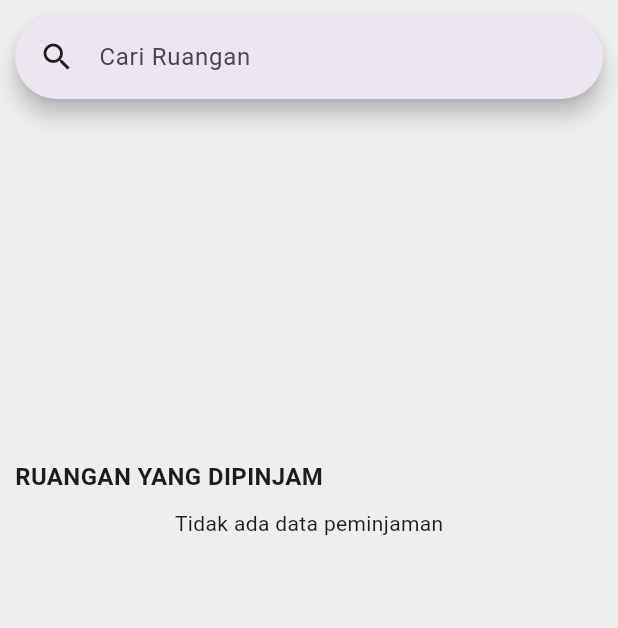
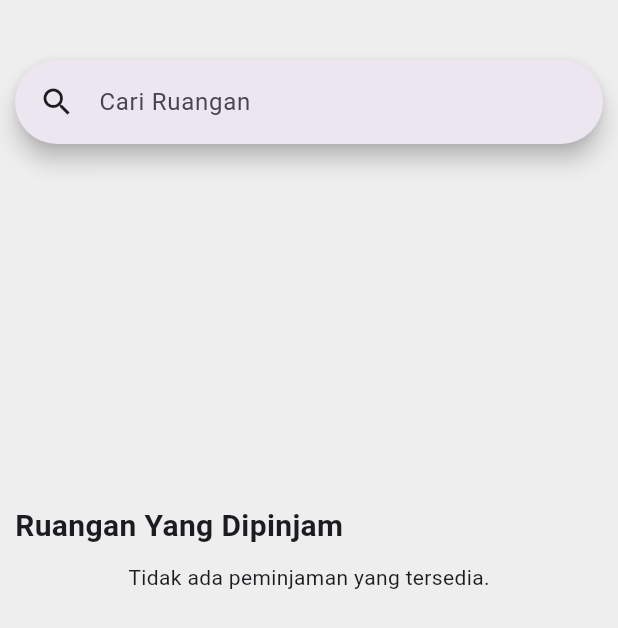
Before and after one commit to sipinjam/sipinjam, a Flutter app: the HomePage screen opened by its route, on a phone screen of 412 x 824 dp. Shown: the top 628 px of the screen. Run offline on Flutter 3.47's test engine with Material 3 defaults, Android fonts, the phone set to English and light mode, and no system bars; our stand-ins replace cached_network_image, flutter_riverpod, quickalert, retry, shared_preferences, table_calendar; missing offline and left inert: d_button, d_info, d_input, d_view; accounts and stored records are empty; network calls fail.

Commit message:
history home page

```diff
--- a/Flutter/lib/config/app_constant.dart
+++ b/Flutter/lib/config/app_constant.dart
@@ -6,7 +6,7 @@ import 'package:sipit_app/pages/dashboard/Profile/profile.dart';
 import 'package:sipit_app/pages/dashboard/Schedule/schedule.dart';
 
 class AppConstants {
-  static const _host = "http://192.168.18.124:8000";
+  static const _host = "http://192.168.1.5:8000";
 
   static const apiUrl = "$_host/api";
   static const baseUrl = "$apiUrl/routes";
--- a/Flutter/lib/models/peminjamanModel.dart
+++ b/Flutter/lib/models/peminjamanModel.dart
@@ -82,4 +82,9 @@ class PeminjamanModel {
         "nama_ormawa": namaOrmawa,
         "nama_lengkap": namaLengkap,
       };
+
+  @override
+  String toString() {
+    return 'PeminjamanModel(idPeminjam: $idPeminjam, namaKegiatan: $namaKegiatan, namaRuangan: $namaRuangan)';
+  }
 }
--- a/Flutter/lib/pages/dashboard/History/history.dart
+++ b/Flutter/lib/pages/dashboard/History/history.dart
@@ -43,7 +43,7 @@ class _HistoryState extends State<History> {
   }
 
   Future<void> _fetchHistoryData() async {
-    const baseUrl = '${AppConstants.baseUrl}/peminjaman.php/';
+    const baseUrl = '${AppConstants.baseUrl}/peminjaman.php';
     try {
       final peminjamData = await AppSession.getPeminjam();
       if (peminjamData == null || peminjamData.namaPeminjam.isEmpty) {
@@ -51,6 +51,7 @@ class _HistoryState extends State<History> {
       }
 
       final idPeminjamLogin = peminjamData.idOrmawa; // ID Ormawa yang login
+      print(idPeminjamLogin);
       final url =
           '$baseUrl?id_ormawa=$idPeminjamLogin'; // Filter berdasarkan ID Ormawa
 
@@ -101,7 +102,7 @@ class _HistoryState extends State<History> {
       ),
       backgroundColor: Colors.grey[200],
       body: _allHistoryData.isEmpty
-          ? const Center(child: CircularProgressIndicator())
+          ? const Center(child: Text('tidak ada kegiatan peminjaman'))
           : Column(
               children: [
                 Expanded(
--- a/Flutter/lib/pages/dashboard/Home/homePage.dart
+++ b/Flutter/lib/pages/dashboard/Home/homePage.dart
@@ -27,40 +27,55 @@ class HomePage extends StatefulWidget {
 }
 
 class _HomePageState extends State<HomePage> {
-  List<Map<String, dynamic>> gedungList = [];
   final GedungDatasource _gedungDatasource = GedungDatasource();
+  final RuanganDatasource _ruanganDatasource = RuanganDatasource();
+
   List<GedungModel?> _gedungs = [];
+  List<DaftarRuanganModel> _ruangans = [];
+  List<PeminjamanModel> bookingList = [];
+  List<PeminjamanModel> _filteredPeminjaman = [];
   String? gedungImage;
+  String? selectedRuangan;
+
+  TextEditingController searchController = TextEditingController();
   bool _isLoading = false;
-  final RuanganDatasource _ruanganDatasource = RuanganDatasource();
-  List<DaftarRuanganModel> _ruangans = [];
-  String? selectedRuangan;
-  List<PeminjamanModel> bookingList = [];
-  TextEditingController searchController = TextEditingController();
+  bool _isDisposed = false;
+
+  late Future<List<PeminjamanModel>?> bookingsFuture;
 
   @override
   void initState() {
     super.initState();
+    bookingsFuture = fetchBookings();
     fetchGedungs();
     getRuanganAPI();
-    fetchBookings();
+  }
+
+  @override
+  void dispose() {
+    _isDisposed = true;
+    searchController.dispose();
+    super.dispose();
   }
 
   Future<void> fetchGedungs() async {
     try {
       final gedungs = await _gedungDatasource.fetchGedungList();
+      if (!_isDisposed) {
         setState(() {
           _gedungs = gedungs;
           gedungImage = _gedungs.first!.fotoGedung.isNotEmpty == true
               ? "${AppConstants.apiUrl}${_gedungs.first!.fotoGedung.replaceAll("../../../api/", "/")}"
               : null;
-        print(_gedungs);
           _isLoading = false;
         });
+      }
     } catch (e) {
+      if (!_isDisposed) {
         setState(() {
           _isLoading = false;
         });
+      }
       print('Error: $e');
     }
   }
@@ -68,83 +83,74 @@ class _HomePageState extends State<HomePage> {
   Future<void> getRuanganAPI() async {
     try {
       final ruangans = await _ruanganDatasource.fetchRuanganNonRequired();
+      if (!_isDisposed) {
         setState(() {
           _ruangans = ruangans;
-        print(_ruangans);
         });
+      }
     } catch (e) {
       print(e);
     }
   }
 
-  Future<void> fetchBookings() async {
-  final baseUrl = '${AppConstants.baseUrl}/peminjaman.php'; // Pastikan URL benar
+  Future<List<PeminjamanModel>?> fetchBookings() async {
+    final baseUrl = '${AppConstants.baseUrl}/peminjaman.php';
     try {
-    // Ambil data peminjam dari sesi login
       final peminjamData = await AppSession.getPeminjam();
-
       if (peminjamData == null || peminjamData.idPeminjam == null) {
         throw Exception('Data peminjam tidak ditemukan.');
       }
 
       final idPeminjamLogin = peminjamData.idPeminjam;
+      print('id peminjam = $idPeminjamLogin');
 
       final response = await http.get(Uri.parse(baseUrl));
-
       if (response.statusCode == 200) {
         final data = json.decode(response.body);
-
-      if (data['status'] == 'success' && data['data'] != null) {
-        // Filter data berdasarkan id_peminjam
-        final filteredData = (data['data'] as List)
-            .where((item) => item['id_peminjam'] == idPeminjamLogin)
-            .map((item) => PeminjamanModel.fromJson(item))
+        final List<dynamic> peminjamanData = data['data'];
+        print('peminjaman: $peminjamanData');
+        _filteredPeminjaman = peminjamanData
+            .where((item) {
+              final tglPeminjaman = DateTime.tryParse(item['tgl_peminjaman']);
+              return item['id_peminjam'] == idPeminjamLogin &&
+                  item['nama_status'] != 'ditolak' &&
+                  tglPeminjaman!.isBefore(DateTime.now());
+            })
+            .map((json) => PeminjamanModel.fromJson(json))
             .toList();
-
-        setState(() {
-          bookingList = filteredData;
-        });
-      } else {
-        throw Exception('Data tidak ditemukan atau tidak valid.');
-      }
+        print('filtered data: $_filteredPeminjaman');
+        bookingList = _filteredPeminjaman;
+        return bookingList;
       } else {
         throw Exception(
             'Gagal memuat data. Kode status: ${response.statusCode}');
       }
     } catch (e) {
       print('Error fetching data: $e');
-    setState(() {
-      bookingList = [];
-    });
     }
-}
-
-
-  List<PeminjamanModel> getFilteredBookings() {
-    DateTime now = DateTime.now();
-    return bookingList.where((PeminjamanModel booking) {
-      return (booking.namaStatus == 'proses' || booking.namaStatus == 'disetujui') &&
-          now.isBefore(booking.tglPeminjaman.add(const Duration(days: 1)));
-    }).toList();
+    return [];
   }
 
   @override
   Widget build(BuildContext context) {
     return Scaffold(
-      body: ListView(
+      body: SingleChildScrollView(
+        child: Column(
           children: [
             Padding(
-            padding: const EdgeInsets.all(10),
+              padding: const EdgeInsets.fromLTRB(10, 40, 10, 10),
               child: Column(
                 crossAxisAlignment: CrossAxisAlignment.start,
                 children: [
+                  // Search bar
                   SearchAnchor.bar(
                     barHintText: 'Cari Ruangan',
                     suggestionsBuilder: (context, controller) {
                       final String input = controller.value.text.toLowerCase();
                       final suggestions = _ruangans.where((ruangan) {
-                        final label = ruangan.namaRuangan.toLowerCase();
-                        return label.contains(input);
+                        return ruangan.namaRuangan
+                            .toLowerCase()
+                            .contains(input);
                       }).toList();
                       return suggestions.map((filteredItem) {
                         return ListTile(
@@ -152,7 +158,6 @@ class _HomePageState extends State<HomePage> {
                           onTap: () {
                             setState(() {
                               selectedRuangan = filteredItem.namaRuangan;
-                              print(selectedRuangan);
                               Nav.push(
                                   context,
                                   detailRuanganPage(
@@ -161,15 +166,13 @@ class _HomePageState extends State<HomePage> {
                           },
                         );
                       }).toList();
-                    }),
+                    },
+                  ),
+                  const SizedBox(height: 10),
 
+                  // Daftar gedung
                   SizedBox(
-                  height: 10,
-                ),
-
-                // DAFTAR GEDUNG
-                SizedBox(
-                  height: 220, // Tinggi kontainer untuk daftar gedung
+                    height: 220,
                     child: ListView.builder(
                       scrollDirection: Axis.horizontal,
                       itemCount: _gedungs.length,
@@ -187,40 +190,52 @@ class _HomePageState extends State<HomePage> {
                   ),
                   const SizedBox(height: 10),
 
-                // DAFTAR RUANGAN
-                Column(
-                  crossAxisAlignment: CrossAxisAlignment.start,
-                  children: [
-                    const Text(
-                      "RUANGAN YANG DIPINJAM",
-                      style:
-                          TextStyle(fontSize: 16, fontWeight: FontWeight.bold),
+                  Text(
+                    'Ruangan Yang Dipinjam',
+                    style: TextStyle(fontSize: 20, fontWeight: FontWeight.bold),
                   ),
+
                   const SizedBox(height: 10),
-                    // Kondisi untuk memeriksa apakah daftar peminjaman kosong
-                    if (getFilteredBookings().isEmpty)
-                      const Center(
-                        child: Text(
-                          "Tidak ada data peminjaman",
-                          style: TextStyle(fontSize: 14),
-                        ),
-                      )
-                    else
-                      for (final booking in getFilteredBookings())
-                        BookingCard(
+
+                  // Daftar ruangan
+                  FutureBuilder<List<PeminjamanModel>?>(
+                    future: bookingsFuture,
+                    builder: (context, snapshot) {
+                      if (snapshot.connectionState == ConnectionState.waiting) {
+                        return const Center(child: CircularProgressIndicator());
+                      } else if (snapshot.hasError) {
+                        return Center(child: Text('Error: ${snapshot.error}'));
+                      } else if (!snapshot.hasData || snapshot.data!.isEmpty) {
+                        return const Center(
+                            child: Text('Tidak ada peminjaman yang tersedia.'));
+                      } else {
+                        final bookings = snapshot.data!;
+                        print(bookings);
+                        return ListView.builder(
+                          padding: EdgeInsets.all(0),
+                          shrinkWrap: true,
+                          physics: NeverScrollableScrollPhysics(),
+                          itemCount: bookings.length,
+                          itemBuilder: (context, index) {
+                            final booking = bookings[index];
+                            return BookingCard(
                               buildingName: booking.namaRuangan,
                               activityName: booking.namaKegiatan,
                               date: DateFormat('yyyy-MM-dd')
                                   .format(booking.tglPeminjaman),
                               status: booking.namaStatus,
                               sesi: booking.sesiPeminjaman,
-                        ),
-                  ],
+                            );
+                          },
+                        );
+                      }
+                    },
                   ),
                 ],
               ),
             ),
           ],
+        ),
       ),
     );
   }
@@ -269,7 +284,7 @@ class BookingCard extends StatelessWidget {
   @override
   Widget build(BuildContext context) {
     return Card(
-      margin: const EdgeInsets.symmetric(vertical: 8),
+      margin: const EdgeInsets.only(bottom: 8),
       elevation: 4,
       shape: RoundedRectangleBorder(
         borderRadius: BorderRadius.circular(12),
```
Lines whose indentation alone changed are shown as unchanged.
